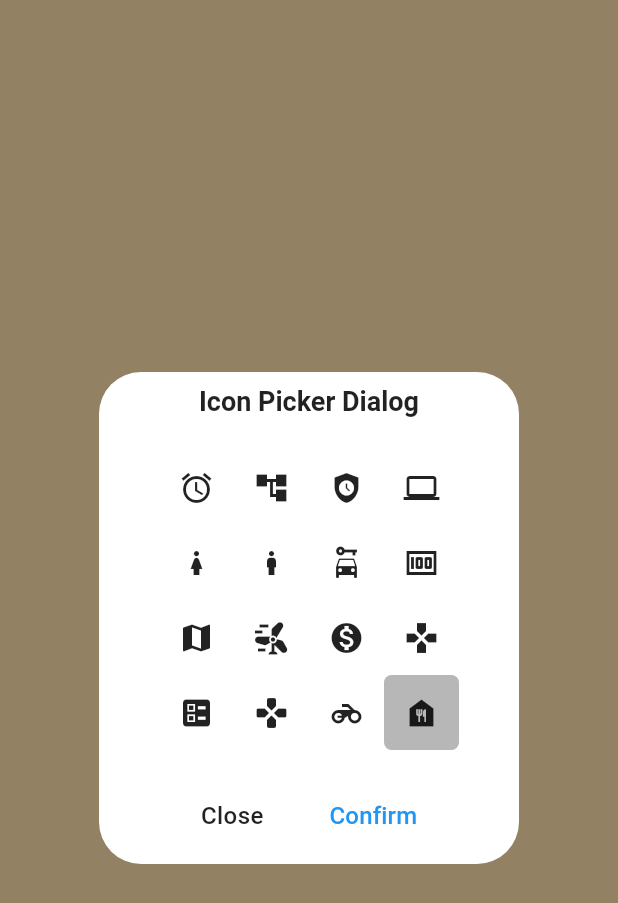
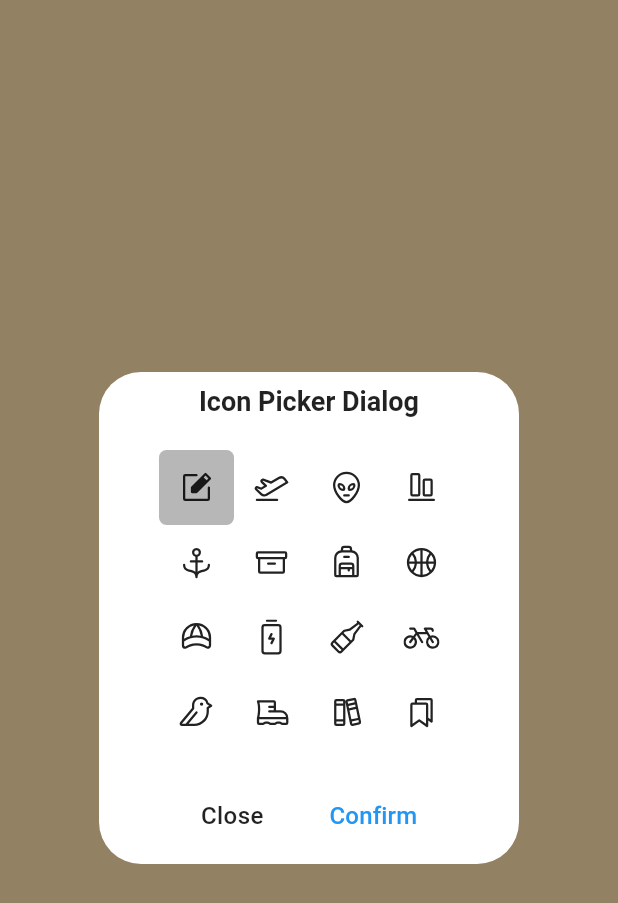
Before and after one commit to sankassio99/goals_tracker, a Flutter app: the IconPickerDialog widget shown alone on an empty page, opened directly, after a tap on "Confirm", on a phone screen of 412 x 824 dp. Shown: the top 903 px of the screen. Run offline on Flutter 3.47's test engine with Material 2 defaults, Android fonts, the phone set to English and light mode, and no system bars; our stand-ins replace get, percent_indicator, phosphor_flutter; Roboto replaces fonts that are missing (Poppins).

Commit message:
Change icon library to Phosphoric icons

```diff
--- a/lib/domain/entities/main_goal.dart
+++ b/lib/domain/entities/main_goal.dart
@@ -1,12 +1,12 @@
-import 'package:flutter/material.dart';
 import 'package:goals_tracker/domain/entities/goal.dart';
 import 'package:goals_tracker/domain/entities/sub_goal.dart';
 import 'package:goals_tracker/domain/entities/task.dart';
+import 'package:phosphor_flutter/phosphor_flutter.dart';
 
 class MainGoal extends Goal {
   List<SubGoal> subGoals = [];
   List<Task> tasks = [];
-  IconData? icon;
+  PhosphorIconData? icon;
 
   MainGoal(
     super.id,
--- a/lib/presentation/components/goal_card_widget.dart
+++ b/lib/presentation/components/goal_card_widget.dart
@@ -2,6 +2,7 @@ import 'package:flutter/material.dart';
 import 'package:get/get.dart';
 import 'package:goals_tracker/presentation/components/progress_bar.dart';
 import 'package:goals_tracker/presentation/models/goal_model.dart';
+import 'package:phosphor_flutter/phosphor_flutter.dart';
 
 class GoalCardWidget extends StatelessWidget {
   final GoalModel model;
@@ -32,7 +33,7 @@ class GoalCardWidget extends StatelessWidget {
             children: [
               Padding(
                 padding: const EdgeInsetsDirectional.fromSTEB(10, 10, 10, 0),
-                child: Icon(
+                child: PhosphorIcon(
                   key: const Key("goalCardIcon"),
                   model.icon.value,
                   color: Colors.black87,
--- a/lib/presentation/components/icon_picker_dialog.dart
+++ b/lib/presentation/components/icon_picker_dialog.dart
@@ -1,10 +1,11 @@
 import 'package:flutter/material.dart';
 import 'package:get/get.dart';
 import 'package:goals_tracker/presentation/controllers/main_goal_controller.dart';
+import 'package:phosphor_flutter/phosphor_flutter.dart';
 
 class IconPickerDialog extends StatelessWidget {
-  final IconData? currentIcon;
-  final Rx<IconData> selectedIcon = Icons.abc.obs;
+  final PhosphorIconData? currentIcon;
+  final Rx<PhosphorIconData> selectedIcon = PhosphorIcons.fill.notePencil.obs;
   final controller = Get.find<MainGoalController>();
 
   IconPickerDialog({
@@ -12,28 +13,33 @@ class IconPickerDialog extends StatelessWidget {
     super.key,
   });
 
-  final List<IconData> iconsData = const [
-    Icons.access_alarm,
-    Icons.account_tree_sharp,
-    Icons.safety_check,
-    Icons.laptop,
-    Icons.girl,
-    Icons.boy,
-    Icons.car_rental,
-    Icons.money,
-    Icons.map,
-    Icons.wind_power,
-    Icons.monetization_on,
-    Icons.gamepad,
-    Icons.ballot,
-    Icons.games_rounded,
-    Icons.motorcycle,
-    Icons.food_bank,
+  final List<PhosphorIconData> iconsData = [
+    PhosphorIcons.fill.notePencil,
+    PhosphorIcons.regular.airplaneTakeoff,
+    PhosphorIcons.regular.alien,
+    PhosphorIcons.regular.alignBottom,
+    PhosphorIcons.regular.anchor,
+    PhosphorIcons.regular.archive,
+    PhosphorIcons.regular.backpack,
+    PhosphorIcons.regular.basketball,
+    PhosphorIcons.regular.baseballCap,
+    PhosphorIcons.regular.batteryChargingVertical,
+    PhosphorIcons.regular.beerBottle,
+    PhosphorIcons.regular.bicycle,
+    PhosphorIcons.regular.bird,
+    PhosphorIcons.regular.boot,
+    PhosphorIcons.regular.books,
+    PhosphorIcons.regular.bookmarks,
+    PhosphorIcons.regular.brandy,
+    PhosphorIcons.regular.cake,
+    PhosphorIcons.regular.barbell,
+    PhosphorIcons.regular.appleLogo,
+    PhosphorIcons.regular.armchair,
   ];
 
   @override
   Widget build(BuildContext context) {
-    selectedIcon.value = currentIcon ?? Icons.food_bank;
+    selectedIcon.value = currentIcon ?? PhosphorIcons.fill.notePencil;
     return Dialog(
       key: const Key("iconPickerDialog"),
       backgroundColor: Colors.white,
--- a/lib/presentation/controllers/main_goal_controller.dart
+++ b/lib/presentation/controllers/main_goal_controller.dart
@@ -1,8 +1,8 @@
-import 'package:flutter/material.dart';
 import 'package:get/get.dart';
 import 'package:goals_tracker/application/usecases/get_goal_details.dart';
 import 'package:goals_tracker/application/usecases/update_goal.dart';
 import 'package:goals_tracker/presentation/models/goal_model.dart';
+import 'package:phosphor_flutter/phosphor_flutter.dart';
 
 class MainGoalController extends GetxController {
   Rx<GoalModel> goalModel = Rx<GoalModel>(GoalModel("id"));
@@ -36,7 +36,7 @@ class MainGoalController extends GetxController {
     updateGoal();
   }
 
-  void updateIcon(Rx<IconData> selectedIcon) {
+  void updateIcon(Rx<PhosphorIconData> selectedIcon) {
     goalModel.value.changeIcon(selectedIcon);
     updateGoal();
   }
--- a/lib/presentation/models/goal_model.dart
+++ b/lib/presentation/models/goal_model.dart
@@ -3,6 +3,7 @@ import 'package:get/get.dart';
 import 'package:goals_tracker/domain/entities/goal.dart';
 import 'package:goals_tracker/domain/entities/main_goal.dart';
 import 'package:goals_tracker/domain/entities/task.dart';
+import 'package:phosphor_flutter/phosphor_flutter.dart';
 
 class GoalModel {
   String id;
@@ -11,7 +12,8 @@ class GoalModel {
   List<GoalModel> subGoals = [];
   RxList<TaskModel> tasks = RxList<TaskModel>();
   RxDouble completePercentage = 0.0.obs;
-  Rx<IconData> icon = Rx<IconData>(Icons.abc_outlined);
+  Rx<PhosphorIconData> icon =
+      Rx<PhosphorIconData>(PhosphorIcons.fill.notePencil);
 
   GoalModel(
     this.id, {
@@ -19,13 +21,13 @@ class GoalModel {
     String name = "Tap to edit",
     List<TaskModel>? taskList,
     double? progress,
-    IconData? iconData,
+    PhosphorIconData? iconData,
   }) {
     _name.text = name;
     _description.text = description;
     tasks.value = taskList ?? [];
     completePercentage.value = progress ?? 0;
-    icon.value = iconData ?? Icons.abc_outlined;
+    icon.value = iconData ?? PhosphorIcons.fill.notePencil;
   }
 
   addSubGoal(GoalModel subGoal) {
@@ -101,7 +103,7 @@ class GoalModel {
     return checkedTasks;
   }
 
-  void changeIcon(Rx<IconData> icon) {
+  void changeIcon(Rx<PhosphorIconData> icon) {
     this.icon.value = icon.value;
   }
 }
--- a/pubspec.yaml
+++ b/pubspec.yaml
@@ -44,6 +44,7 @@ dependencies:
   build_runner: ^2.3.3
   uuid: ^3.0.7
   go_router: ^7.0.1
+  phosphor_flutter: ^2.0.0
 
 dev_dependencies:
   flutter_test:
```
Also changed, not shown: pubspec.lock, 3 other files.
